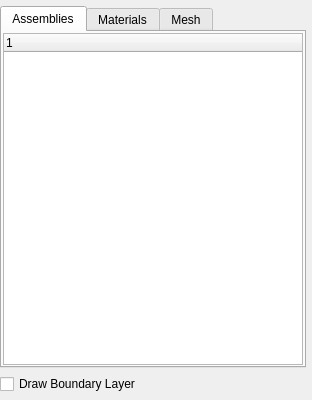
Sprunth/RGG, file Application/qInputListWidget.ui: the form before one commit.
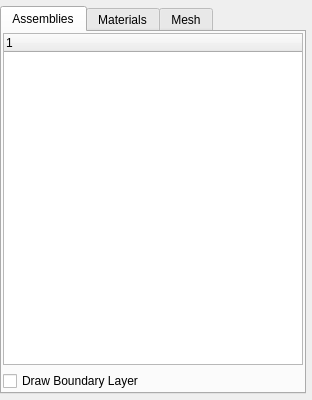
The form after the commit.

```diff
--- a/Application/qInputListWidget.ui
+++ b/Application/qInputListWidget.ui
@@ -48,6 +48,13 @@
          </column>
         </widget>
        </item>
+       <item row="1" column="0">
+        <widget class="QCheckBox" name="drawBoundaryLayer">
+         <property name="text">
+          <string extracomment="This will only show up when core or assembly is rendered">Draw Boundary Layer</string>
+         </property>
+        </widget>
+       </item>
       </layout>
      </widget>
      <widget class="QWidget" name="tabMaterial">
@@ -204,13 +211,6 @@
      </widget>
     </widget>
    </item>
-   <item row="1" column="0">
-    <widget class="QCheckBox" name="drawBoundaryLayer">
-     <property name="text">
-      <string extracomment="This will only show up when core or assembly is rendered">Draw Boundary Layer</string>
-     </property>
-    </widget>
-   </item>
   </layout>
  </widget>
  <resources/>
```
